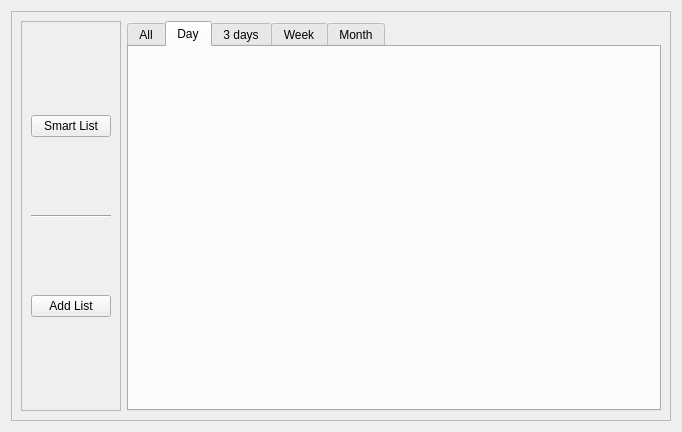
Old version of the form todolist.ui in the repository SANLEIGO/QtBasedApp.
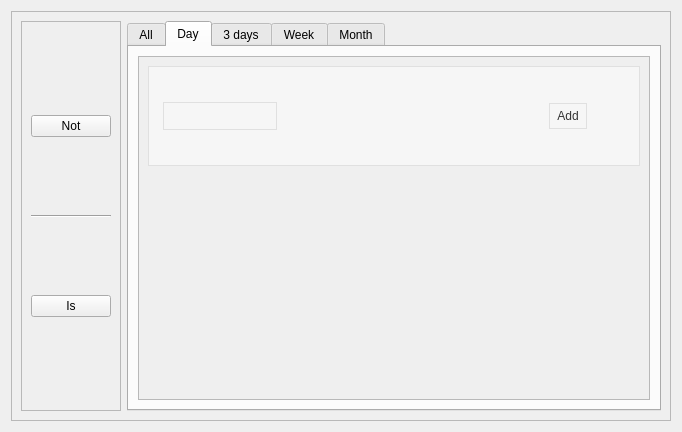
New version of the form. The open tabs and pages were chosen to show the change.

```diff
--- a/todolist.ui
+++ b/todolist.ui
@@ -48,7 +48,7 @@
          <item>
           <widget class="QPushButton" name="pushButton">
            <property name="text">
-            <string>Smart List</string>
+            <string>Not</string>
            </property>
           </widget>
          </item>
@@ -88,7 +88,7 @@
          <item>
           <widget class="QPushButton" name="pushButton_3">
            <property name="text">
-            <string>Add List</string>
+            <string>Is</string>
            </property>
           </widget>
          </item>
@@ -226,6 +226,110 @@
          <attribute name="title">
           <string>Day</string>
          </attribute>
+         <layout class="QVBoxLayout" name="verticalLayout_8">
+          <item>
+           <widget class="QScrollArea" name="scrollArea_2">
+            <property name="widgetResizable">
+             <bool>true</bool>
+            </property>
+            <widget class="QWidget" name="scrollAreaWidgetContents_2">
+             <property name="geometry">
+              <rect>
+               <x>0</x>
+               <y>0</y>
+               <width>562</width>
+               <height>368</height>
+              </rect>
+             </property>
+             <layout class="QVBoxLayout" name="verticalLayout_4">
+              <item>
+               <widget class="QFrame" name="frame_4">
+                <property name="minimumSize">
+                 <size>
+                  <width>0</width>
+                  <height>100</height>
+                 </size>
+                </property>
+                <property name="maximumSize">
+                 <size>
+                  <width>16777215</width>
+                  <height>100</height>
+                 </size>
+                </property>
+                <property name="styleSheet">
+                 <string notr="true">background-color: rgb(246, 246, 246);
+border: 1px solid #E0E0E0;
+    border - radius: 80px;
+    padding: 5px;
+    color: #333;
+    selection - color: white;
+    selection - background - color: #007ACC;
+</string>
+                </property>
+                <property name="frameShape">
+                 <enum>QFrame::StyledPanel</enum>
+                </property>
+                <property name="frameShadow">
+                 <enum>QFrame::Raised</enum>
+                </property>
+                <layout class="QHBoxLayout" name="horizontalLayout_3" stretch="3,7,1,1">
+                 <item>
+                  <widget class="QLineEdit" name="add_to_2">
+                   <property name="minimumSize">
+                    <size>
+                     <width>40</width>
+                     <height>20</height>
+                    </size>
+                   </property>
+                   <property name="text">
+                    <string/>
+                   </property>
+                  </widget>
+                 </item>
+                 <item>
+                  <spacer name="horizontalSpacer_3">
+                   <property name="orientation">
+                    <enum>Qt::Horizontal</enum>
+                   </property>
+                   <property name="sizeHint" stdset="0">
+                    <size>
+                     <width>211</width>
+                     <height>17</height>
+                    </size>
+                   </property>
+                  </spacer>
+                 </item>
+                 <item>
+                  <widget class="QPushButton" name="pushButton_4">
+                   <property name="text">
+                    <string>Add</string>
+                   </property>
+                  </widget>
+                 </item>
+                 <item>
+                  <spacer name="horizontalSpacer_4">
+                   <property name="orientation">
+                    <enum>Qt::Horizontal</enum>
+                   </property>
+                   <property name="sizeHint" stdset="0">
+                    <size>
+                     <width>40</width>
+                     <height>20</height>
+                    </size>
+                   </property>
+                  </spacer>
+                 </item>
+                </layout>
+               </widget>
+              </item>
+              <item>
+               <widget class="QWidget" name="list_show_2" native="true"/>
+              </item>
+             </layout>
+            </widget>
+           </widget>
+          </item>
+         </layout>
         </widget>
         <widget class="QWidget" name="tab_4">
          <attribute name="title">
```
Left out of the diff: 318 changed lines with no effect on the pictures.
